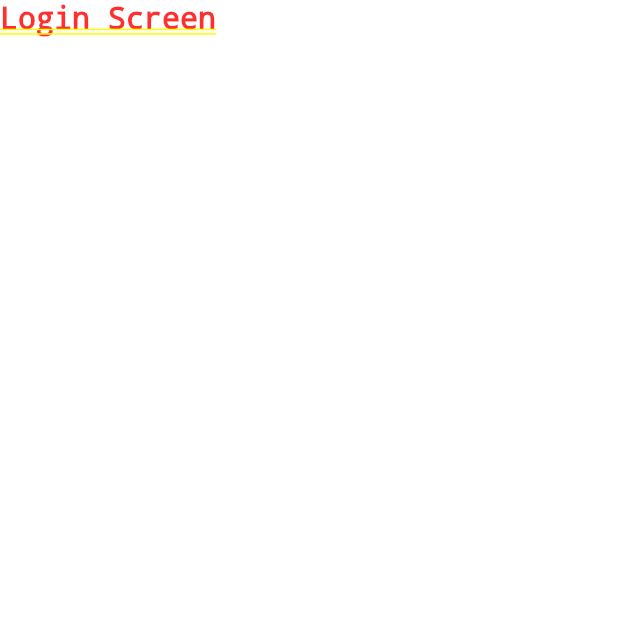
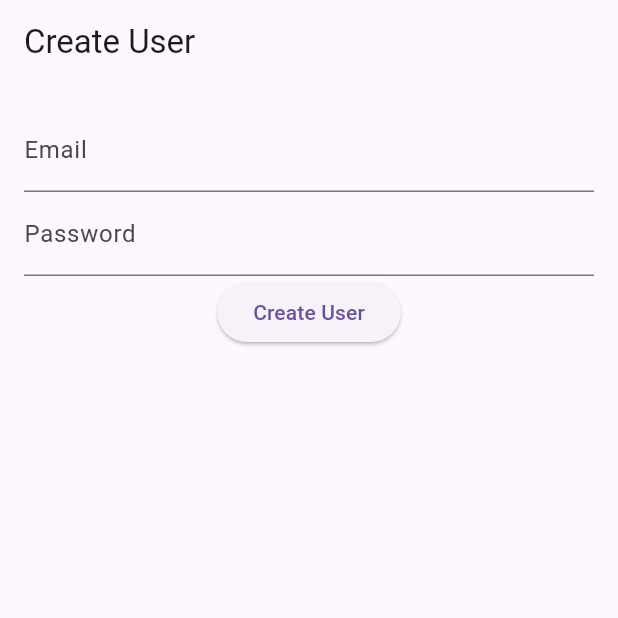
Before and after one commit to Edward-Kabue/hotel_management, a Flutter app: the screen it shows after launch, on a phone screen of 412 x 824 dp, the top half of it. Run offline on Flutter 3.47's test engine with Material 3 defaults, Android fonts, the phone set to English and light mode, and no system bars; our stand-ins replace firebase_auth, firebase_core; accounts and stored records are empty; generated files the repository leaves out were written again.

Commit message:
Add UserModel class and AuthProvider class for user authentication

```diff
--- /dev/null
+++ b/lib/data/user_model.dart
@@ -0,0 +1,6 @@
+class UserModel {
+  final String? uid;
+  final String? email;
+
+  UserModel({this.uid, this.email});
+}
--- /dev/null
+++ b/lib/domain/services/auth_service.dart
@@ -0,0 +1,23 @@
+import 'package:firebase_auth/firebase_auth.dart';
+import 'package:hotel/data/user_model.dart';
+
+class AuthService {
+  final FirebaseAuth _auth = FirebaseAuth.instance;
+
+// Create user with email and password
+  Future<UserModel?> createUserWithEmailAndPassword(
+      String email, String password) async {
+    try {
+      UserCredential userCredential =
+          await _auth.createUserWithEmailAndPassword(
+        email: email,
+        password: password,
+      );
+      User? user = userCredential.user;
+      return UserModel(uid: user?.uid, email: user?.email);
+    } catch (e) {
+      print('Error creating user: $e');
+      return null;
+    }
+  }
+}
--- a/lib/features/authentication/screens/login_screen.dart
+++ /dev/null
@@ -1,15 +0,0 @@
-import 'package:flutter/material.dart';
-
-class LoginScreen extends StatefulWidget {
-  const LoginScreen({super.key});
-
-  @override
-  State<LoginScreen> createState() => _LoginState();
-}
-
-class _LoginState extends State<LoginScreen> {
-  @override
-  Widget build(BuildContext context) {
-    return const Text('Login Screen', style: TextStyle(fontSize: 20));
-  }
-}
--- /dev/null
+++ b/lib/presentation/authentication/screens/login_screen.dart
@@ -0,0 +1,61 @@
+import 'package:flutter/material.dart';
+import 'package:provider/provider.dart';
+import 'package:hotel/providers/auth_provider.dart';
+
+class LoginScreen extends StatefulWidget {
+  const LoginScreen({super.key});
+  @override
+  State<LoginScreen> createState() => _CreateUserScreenState();
+}
+
+class _CreateUserScreenState extends State<LoginScreen> {
+  final _emailController = TextEditingController();
+  final _passwordController = TextEditingController();
+
+  @override
+  void dispose() {
+    _emailController.dispose();
+    _passwordController.dispose();
+    super.dispose();
+  }
+
+  @override
+  Widget build(BuildContext context) {
+    return Scaffold(
+      appBar: AppBar(
+        title: const Text('Create User'),
+      ),
+      body: Padding(
+        padding: const EdgeInsets.all(16.0),
+        child: Column(
+          children: [
+            TextField(
+              controller: _emailController,
+              decoration: const InputDecoration(
+                labelText: 'Email',
+              ),
+            ),
+            TextField(
+              controller: _passwordController,
+              decoration: const InputDecoration(
+                labelText: 'Password',
+              ),
+              obscureText: true,
+            ),
+            ElevatedButton(
+              onPressed: () {
+                String email = _emailController.text.trim();
+                String password = _passwordController.text.trim();
+                context.read<AuthProvider>().createUserWithEmailAndPassword(
+                      email,
+                      password,
+                    );
+              },
+              child: const Text('Create User'),
+            ),
+          ],
+        ),
+      ),
+    );
+  }
+}
--- /dev/null
+++ b/lib/providers/auth_provider.dart
@@ -0,0 +1,20 @@
+import 'package:flutter/material.dart';
+import 'package:hotel/domain/services/auth_service.dart';
+import 'package:hotel/data/user_model.dart';
+
+class AuthProvider extends ChangeNotifier {
+  final AuthService _authService = AuthService();
+  UserModel? _user;
+
+  UserModel? get user => _user;
+
+  Future<void> createUserWithEmailAndPassword(
+      String email, String password) async {
+    UserModel? createdUser =
+        await _authService.createUserWithEmailAndPassword(email, password);
+    if (createdUser != null) {
+      _user = createdUser;
+      notifyListeners();
+    }
+  }
+}
--- a/pubspec.yaml
+++ b/pubspec.yaml
@@ -32,12 +32,12 @@ dependencies:
     sdk: flutter
   firebase_core: ^2.20.0
   firebase_auth: ^4.12.0
-  flutter_bloc: ^8.1.3
+  pin_code_fields: ^8.0.1
+  provider: ^6.1.2
 
   # The following adds the Cupertino Icons font to your application.
   # Use with the CupertinoIcons class for iOS style icons.
   cupertino_icons: ^1.0.2
-  provider: ^6.1.2
 
 dev_dependencies:
   flutter_test:
```
Also changed, not shown: lib/main.dart (+31 -5 lines), pubspec.lock.
